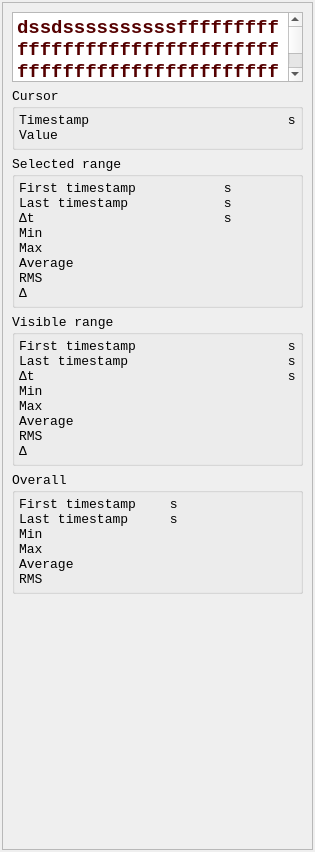
danielhrisca/asammdf, file asammdf/gui/ui/channel_stats.ui: the form before one commit.
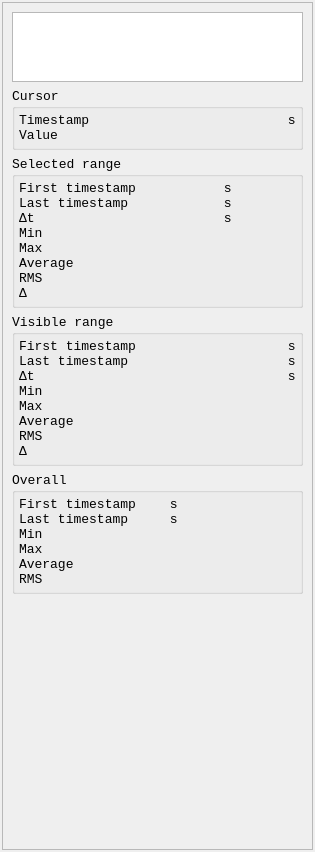
The form after the commit.

Commit message: use empty channel name for start in the statistics panel

Diff of the .ui file:
```diff
--- a/asammdf/gui/ui/channel_stats.ui
+++ b/asammdf/gui/ui/channel_stats.ui
@@ -771,7 +771,7 @@
 &lt;html&gt;&lt;head&gt;&lt;meta name=&quot;qrichtext&quot; content=&quot;1&quot; /&gt;&lt;style type=&quot;text/css&quot;&gt;
 p, li { white-space: pre-wrap; }
 &lt;/style&gt;&lt;/head&gt;&lt;body style=&quot; font-family:'Consolas'; font-size:10pt; font-weight:400; font-style:normal;&quot;&gt;
-&lt;p style=&quot; margin-top:12px; margin-bottom:12px; margin-left:0px; margin-right:0px; -qt-block-indent:0; text-indent:0px;&quot;&gt;&lt;span style=&quot; font-size:14pt; font-weight:600; color:#550000;&quot;&gt;dssdssssssssssffffffffffffffffffffffffffffffffffffffffffffffffffffffffffffffffffffffffffffffffffffffffffffffffffffffffffffffffff&lt;/span&gt;&lt;/p&gt;&lt;/body&gt;&lt;/html&gt;</string>
+&lt;p style=&quot;-qt-paragraph-type:empty; margin-top:12px; margin-bottom:12px; margin-left:0px; margin-right:0px; -qt-block-indent:0; text-indent:0px;&quot;&gt;&lt;br /&gt;&lt;/p&gt;&lt;/body&gt;&lt;/html&gt;</string>
            </property>
           </widget>
          </item>
```
Left out of the diff: 3 changed lines with no effect on the pictures.
